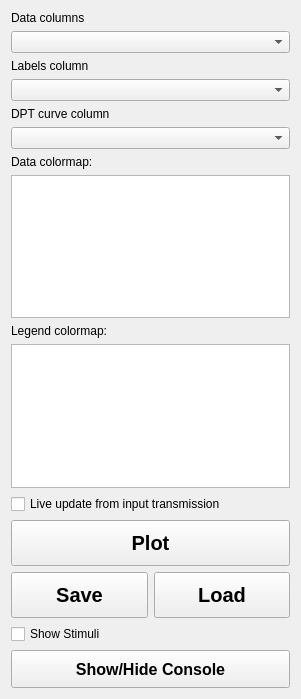
Old version of the form mesmerize/plotting/widgets/heatmap/control_widget.ui in the repository kushalkolar/MESmerize.
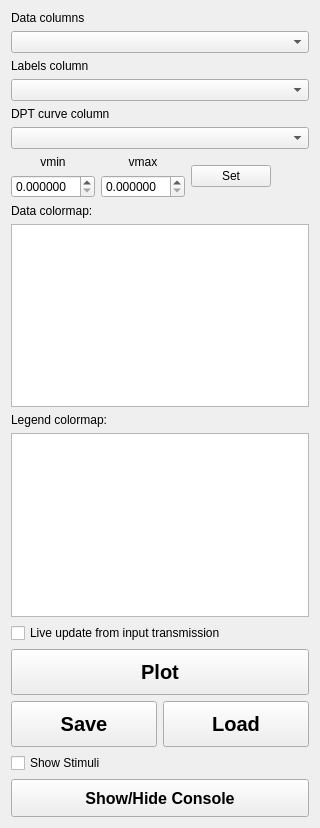
New version of the form. Custom widgets are drawn as their Qt base class.

Commit message: heatmap widget has spinboxes to set vmin, vmax

What changed in the file:
```diff
--- a/mesmerize/plotting/widgets/heatmap/control_widget.ui
+++ b/mesmerize/plotting/widgets/heatmap/control_widget.ui
@@ -6,14 +6,14 @@
    <rect>
     <x>0</x>
     <y>0</y>
-    <width>301</width>
-    <height>699</height>
+    <width>320</width>
+    <height>828</height>
    </rect>
   </property>
   <property name="windowTitle">
    <string>Form</string>
   </property>
-  <layout class="QVBoxLayout" name="verticalLayout">
+  <layout class="QVBoxLayout" name="verticalLayout_3">
    <item>
     <widget class="QLabel" name="label_2">
      <property name="text">
@@ -44,6 +44,72 @@
    <item>
     <widget class="QComboBox" name="comboBoxDPTCurveColumn"/>
    </item>
+   <item>
+    <layout class="QHBoxLayout" name="horizontalLayout_2">
+     <item>
+      <layout class="QVBoxLayout" name="verticalLayout">
+       <item>
+        <widget class="QLabel" name="label_6">
+         <property name="text">
+          <string>vmin</string>
+         </property>
+         <property name="alignment">
+          <set>Qt::AlignCenter</set>
+         </property>
+        </widget>
+       </item>
+       <item>
+        <widget class="QDoubleSpinBox" name="doubleSpinBox_vmin">
+         <property name="decimals">
+          <number>6</number>
+         </property>
+        </widget>
+       </item>
+      </layout>
+     </item>
+     <item>
+      <layout class="QVBoxLayout" name="verticalLayout_2">
+       <item>
+        <widget class="QLabel" name="label_7">
+         <property name="text">
+          <string>vmax</string>
+         </property>
+         <property name="alignment">
+          <set>Qt::AlignCenter</set>
+         </property>
+        </widget>
+       </item>
+       <item>
+        <widget class="QDoubleSpinBox" name="doubleSpinBox_vmax">
+         <property name="decimals">
+          <number>6</number>
+         </property>
+        </widget>
+       </item>
+      </layout>
+     </item>
+     <item>
+      <widget class="QPushButton" name="pushButton_set_vmin_vmax">
+       <property name="text">
+        <string>Set</string>
+       </property>
+      </widget>
+     </item>
+     <item>
+      <spacer name="horizontalSpacer">
+       <property name="orientation">
+        <enum>Qt::Horizontal</enum>
+       </property>
+       <property name="sizeHint" stdset="0">
+        <size>
+         <width>40</width>
+         <height>20</height>
+        </size>
+       </property>
+      </spacer>
+     </item>
+    </layout>
+   </item>
    <item>
     <widget class="QLabel" name="label">
      <property name="text">
```
The commit also changes 2 other files.
